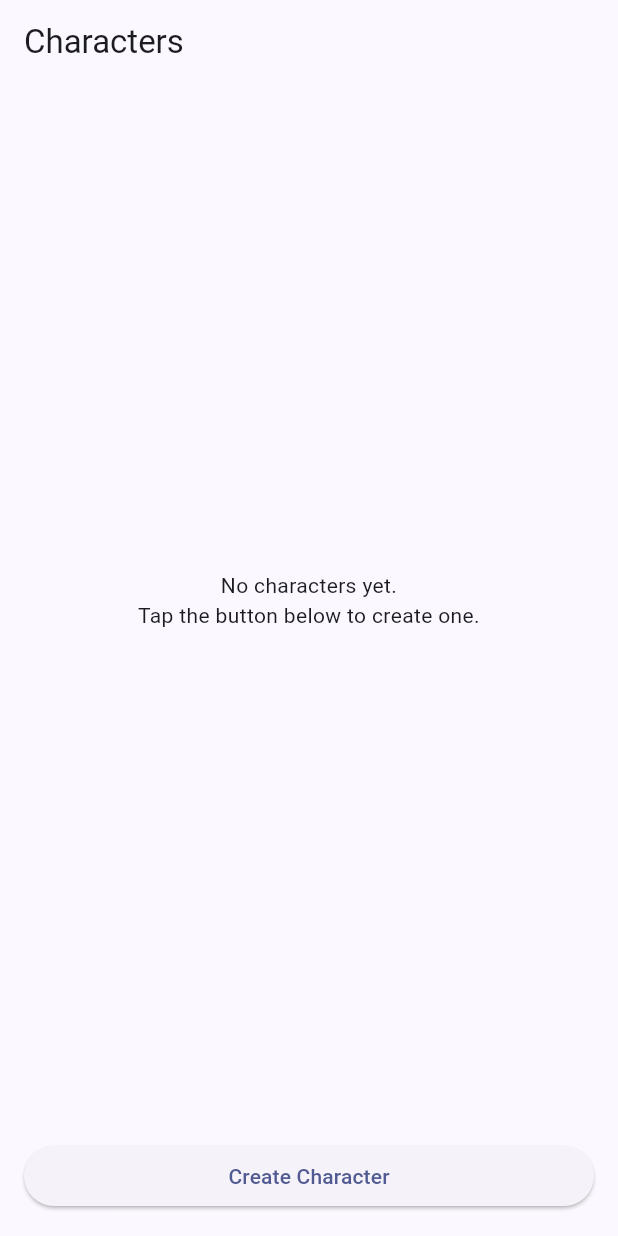
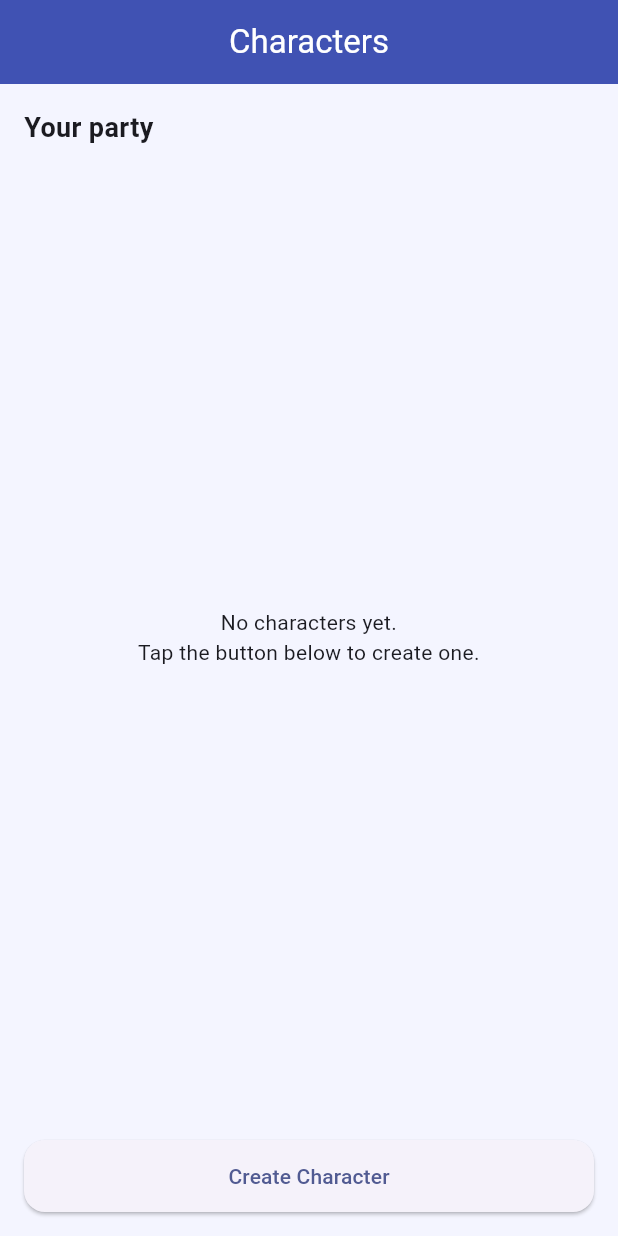
Before and after one commit to Tylammy/stepQuest, a Flutter app: the screen it shows after launch, on a phone screen of 412 x 824 dp. Run offline on Flutter 3.47's test engine with Material 3 defaults, Android fonts, the phone set to English and light mode, and no system bars; our stand-ins replace cloud_firestore, firebase_auth, firebase_core, pedometer; accounts and stored records are empty.

Commit message:
Made a few UI updates to the app theme and character list screen.

```diff
--- a/lib/main.dart
+++ b/lib/main.dart
@@ -27,7 +27,33 @@ class StepQuestApp extends StatelessWidget {
       title: 'StepQuest',
       theme: ThemeData(
         colorScheme: ColorScheme.fromSeed(seedColor: Colors.indigo),
-        useMaterial3: true,),
+        useMaterial3: true,
+
+        scaffoldBackgroundColor: const Color(0xFFF4F5FF),
+
+        appBarTheme: const AppBarTheme(
+          backgroundColor: Colors.indigo,
+          foregroundColor: Colors.white,
+          centerTitle: true,
+          elevation: 2,
+        ),
+
+        elevatedButtonTheme: ElevatedButtonThemeData(
+          style: ElevatedButton.styleFrom(
+            shape: RoundedRectangleBorder(
+              borderRadius: BorderRadius.circular(14),
+            ),
+            padding: const EdgeInsets.symmetric(vertical: 14, horizontal: 16),
+          ),
+        ),
+        outlinedButtonTheme: OutlinedButtonThemeData(
+          style: OutlinedButton.styleFrom(
+            shape: RoundedRectangleBorder(
+              borderRadius: BorderRadius.circular(14),
+            ),
+          ),
+        ),
+      ),
       home: const CharacterListScreen(),
     );
   }
@@ -51,6 +77,19 @@ class CharacterListScreen extends StatelessWidget {
       ),
       body: Column(
         children: [
+          const Padding(
+            padding: EdgeInsets.fromLTRB(16, 16, 16, 8),
+            child: Align(
+              alignment: Alignment.centerLeft,
+              child: Text(
+                'Your party',
+                style: TextStyle(
+                  fontSize: 18,
+                  fontWeight: FontWeight.w600,
+                ),
+              ),
+            ),
+          ),
           Expanded(
             // StreamBuilder show characters from Firestore
             child: StreamBuilder<QuerySnapshot<Map<String, dynamic>>>(
@@ -90,20 +129,47 @@ class CharacterListScreen extends StatelessWidget {
                     final xp = (data['xp'] ?? 0) as int;
                     final level = (data['level'] ?? 1) as int;
 
-                    return ListTile(
-                      title: Text(name),
-                      subtitle: Text('$charClass • Level $level • $xp XP'),
-                      // Tap a character to "play" as that character
-                      onTap: () {
-                        Navigator.push(
-                          context,
-                          MaterialPageRoute(
-                            builder: (_) => StepTrackerScreen(
-                              characterRef: doc.reference,
+                    final String initial =
+                      name.isNotEmpty ? name[0].toUpperCase() : '?';
+
+                    return Card(
+                      // Card for each character
+                      margin: const EdgeInsets.only(bottom: 10),
+                      shape: RoundedRectangleBorder(
+                        borderRadius: BorderRadius.circular(16),
+                      ),
+                      elevation: 2,
+                      child: ListTile(
+                        leading: CircleAvatar(
+                          // Avatar with initial
+                          radius: 22,
+                          backgroundColor: Colors.indigo.shade100,
+                          child: Text(
+                            initial,
+                            style: const TextStyle(
+                              fontSize: 20,
+                              fontWeight: FontWeight.bold,
                             ),
                           ),
-                        );
-                      },
+                        ),
+                        title: Text(
+                          name,
+                          style: const TextStyle(
+                            fontWeight: FontWeight.w600,
+                          ),
+                        ),
+                        subtitle: Text('$charClass • Lv $level • $xp XP'),
+                        trailing: const Icon(Icons.chevron_right),
+                        onTap: () {
+                          Navigator.push(
+                            context,
+                            MaterialPageRoute(
+                              builder: (_) =>
+                                  StepTrackerScreen(characterRef: doc.reference),
+                            ),
+                          );
+                        },
+                      ),
                     );
                   },
                 );
```
